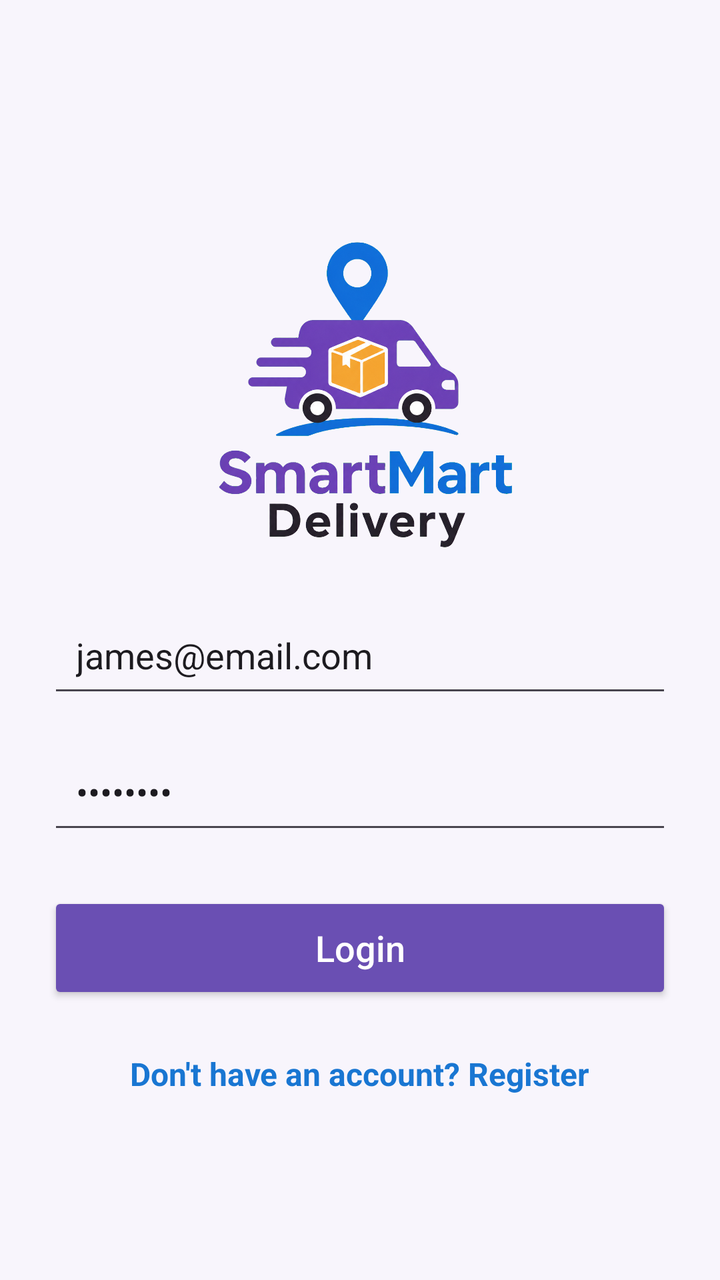
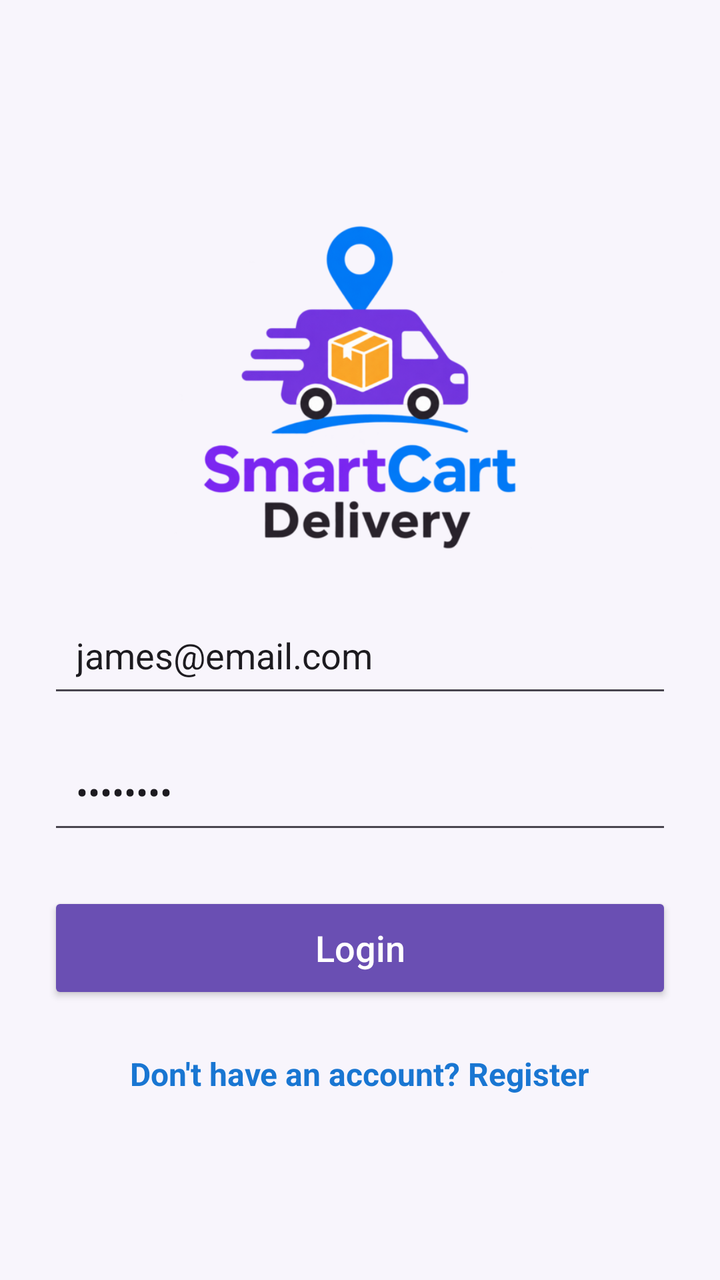

The first picture is an Android layout as it rendered before a commit; the second is the same layout after the commit. The layout source and the unified diff follow.
<!-- AndroidManifest.xml: application theme Theme.SmartMartDeliveryApp -->
<!-- res/layout/activity_login.xml -->
<?xml version="1.0" encoding="utf-8"?>
<LinearLayout xmlns:android="http://schemas.android.com/apk/res/android"
    android:id="@+id/main"
    android:layout_width="match_parent"
    android:layout_height="match_parent"
    android:orientation="vertical"
    android:gravity="center"
    android:padding="24dp"
    android:background="#F8F5FC">

    
    <ImageView
        android:id="@+id/imgLogo"
        android:layout_width="200dp"
        android:layout_height="200dp"
        android:layout_marginTop="1dp"
        android:layout_marginBottom="8dp"
        android:src="@drawable/smartmart_delivery_logo"
        android:contentDescription="Wellness Logo"
        android:scaleType="fitCenter" />

    
    <EditText
        android:id="@+id/etEmail"
        android:layout_width="match_parent"
        android:layout_height="wrap_content"
        android:hint="email"
        android:text="james@email.com"
        android:inputType="textPersonName"
        android:padding="14dp"
        android:layout_marginBottom="16dp" />

    
    <EditText
        android:id="@+id/etPassword"
        android:layout_width="match_parent"
        android:layout_height="wrap_content"
        android:hint="Password"
        android:text="abcd1234"
        android:inputType="textPassword"
        android:padding="14dp" />

    
    <Button
        android:id="@+id/btnLogin"
        android:layout_width="match_parent"
        android:layout_height="56dp"
        android:layout_marginTop="24dp"
        android:text="Login"
        android:textSize="18sp"
        android:textAllCaps="false"
        android:textColor="@android:color/white"
        android:backgroundTint="#6A4FB3" />

    
    <TextView
        android:id="@+id/tvRegister"
        android:layout_width="wrap_content"
        android:layout_height="wrap_content"
        android:layout_marginTop="24dp"
        android:text="Don't have an account? Register"
        android:textColor="#1976D2"
        android:textStyle="bold"
        android:textSize="16sp" />

    
</LinearLayout>
<!-- resources referenced by this layout -->
<resources>
  <!-- drawable smartmart_delivery_logo: png bitmap (drawable, 365976 bytes) -->
  <style name="Theme.SmartMartDeliveryApp" parent="Base.Theme.SmartMartDeliveryApp" />
  <style name="Base.Theme.SmartMartDeliveryApp" parent="Theme.Material3.DayNight.NoActionBar">
          
          
      </style>
</resources>

<!-- the commit's change to res/layout/activity_login.xml (unified diff, before → after) -->
@@ -15,8 +15,8 @@
         android:layout_height="200dp"
         android:layout_marginTop="1dp"
         android:layout_marginBottom="8dp"
-        android:src="@drawable/smartmart_delivery_logo"
-        android:contentDescription="Wellness Logo"
+        android:src="@drawable/smartcart_delivery_logo"
+        android:contentDescription=" Logo"
         android:scaleType="fitCenter" />
 
     
<!-- resource entries referenced after the edit -->
@@ -1,6 +1,6 @@
 <!-- resources referenced by this layout -->
 <resources>
-  <!-- drawable smartmart_delivery_logo: png bitmap (drawable, 365976 bytes) -->
+  <!-- drawable smartcart_delivery_logo: png bitmap (drawable, 88920 bytes) -->
   <style name="Theme.SmartMartDeliveryApp" parent="Base.Theme.SmartMartDeliveryApp" />
   <style name="Base.Theme.SmartMartDeliveryApp" parent="Theme.Material3.DayNight.NoActionBar">
           
